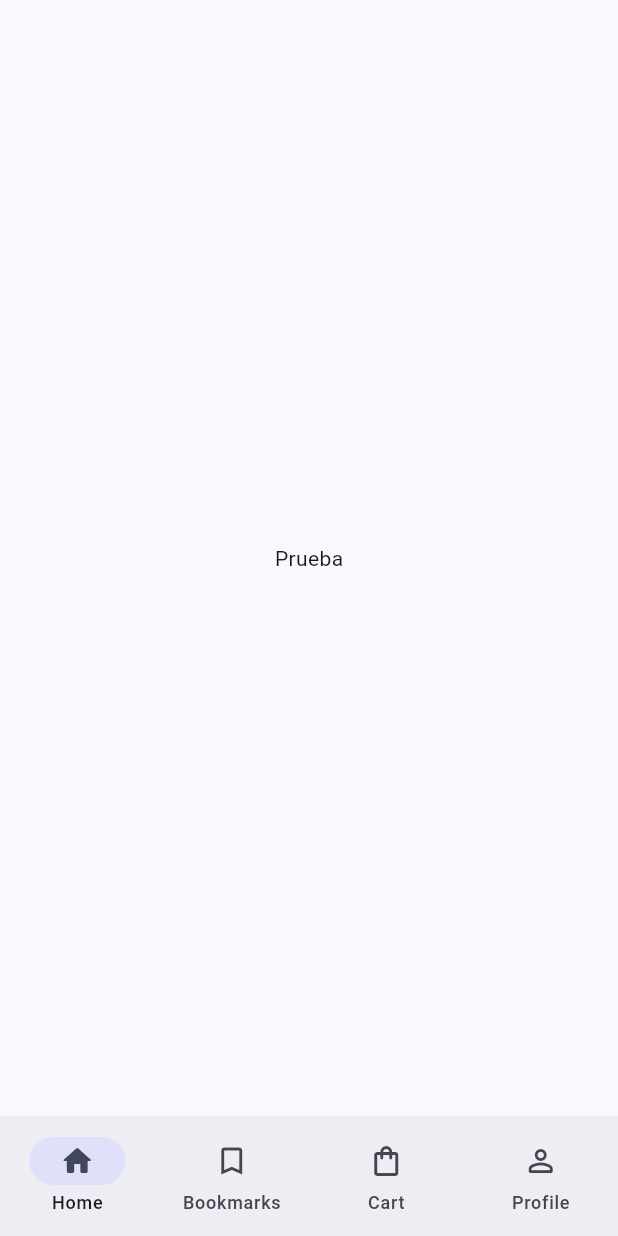
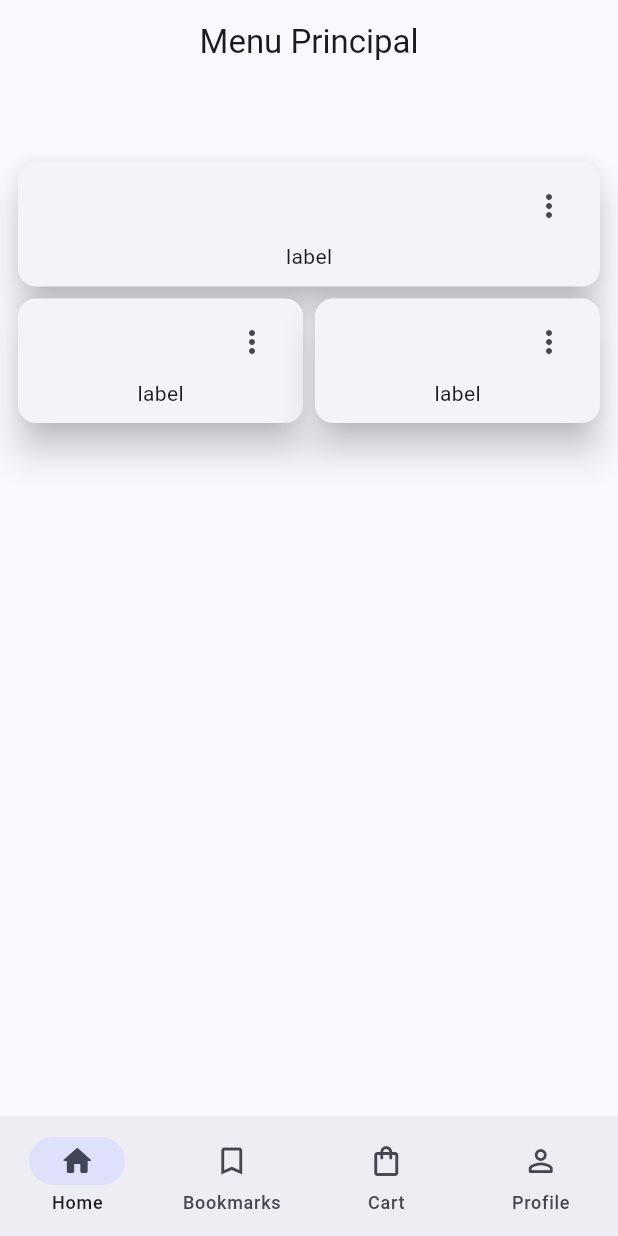
Before and after one commit to VECTOR416/Flutter-Manejo-Divisas, a Flutter app: the screen it shows after launch, on a phone screen of 412 x 824 dp. Run offline on Flutter 3.47's test engine with Material 3 defaults, Android fonts, the phone set to English and light mode, and no system bars; our stand-ins replace go_router.

Commit message:
feature(homescreen): adicion de cards en la pantalla principal

```diff
--- a/lib/presentation/screens/home_screen.dart
+++ b/lib/presentation/screens/home_screen.dart
@@ -1,4 +1,3 @@
-
 import 'package:flutter/material.dart';
 import 'package:manejo_divisas/presentation/widgets/widgets.dart';
 
@@ -9,10 +8,60 @@ class HomeScreen extends StatelessWidget {
   @override
   Widget build(BuildContext context) {
     return Scaffold(
+      appBar: AppBar(title: Text("Menu Principal"), centerTitle: true),
       body: Center(
-        child: Text("Prueba"),
+        child: Column(
+          children: [
+            Padding(
+              padding: const EdgeInsets.symmetric(
+                vertical: 48.0,
+                horizontal: 8.0,
+              ),
+              child: Column(
+                children: [
+                  _CardType1(label: 'label', elevation: 10),
+                  Row(
+                    children: [
+                      Expanded(child: _CardType1(label: 'label', elevation: 10)),
+                      Expanded(child: _CardType1(label: 'label', elevation: 10)),
+                    ],
+                  )
+                ],
+              ),
+            ),
+          ],
+        ),
       ),
-      bottomNavigationBar: CustomBottomNavigationBar()
+      bottomNavigationBar: CustomBottomNavigationBar(),
     );
   }
 }
+
+class _CardType1 extends StatelessWidget {
+  final String label;
+  final double elevation;
+
+  const _CardType1({required this.label, required this.elevation});
+
+  @override
+  Widget build(BuildContext context) {
+    return Card(
+      elevation: elevation,
+      child: Padding(
+        padding: const EdgeInsets.fromLTRB(10, 5, 10, 10),
+        child: Column(
+          children: [
+            Align(
+                alignment: Alignment.topRight,
+                child: IconButton(
+                    onPressed: () {}, icon: Icon(Icons.more_vert_outlined))),
+            Align(
+              alignment: Alignment.bottomLeft,
+              child: Center(child: Text(label)),
+            )
+          ],
+        ),
+      ),
+    );
+  }
+}
```
